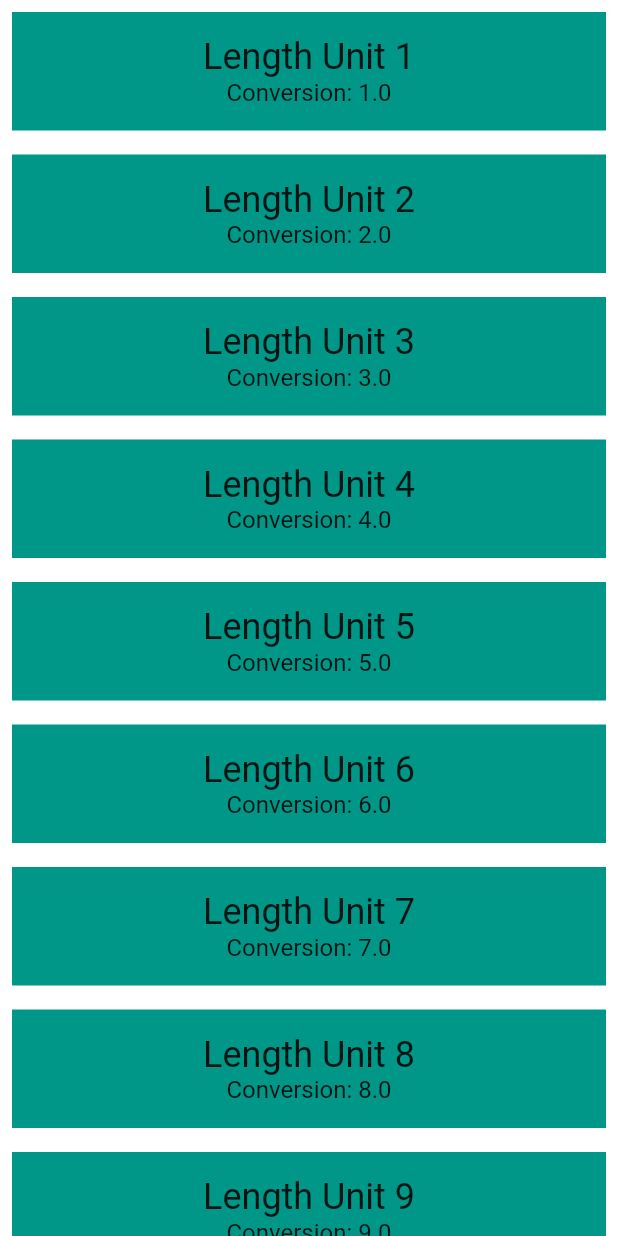
After one commit to RunoVj/study_flutter, a Flutter app: the screen it shows after launch, after a tap on "Length", on a phone screen of 412 x 824 dp. The commit adds this screen. Run offline on Flutter 3.47's test engine with Material 2 defaults, Android fonts, the phone set to English and light mode, and no system bars.

Commit message:
Add navigation

```diff
--- a/category_widget/lib/category.dart
+++ b/category_widget/lib/category.dart
@@ -2,22 +2,41 @@
 // Use of this source code is governed by a BSD-style license that can be
 // found in the LICENSE file
 import 'package:flutter/material.dart';
+import 'package:meta/meta.dart';
+
+import 'package:category_widget/converter_route.dart';
+import 'package:category_widget/unit.dart';
 
 final _rowHeight = 100.0;
 final _borderRadius = BorderRadius.circular(_rowHeight / 2);
 
+/// A custom [Category] widget.
+///
 /// The widget is composed on an [Icon] and [Text]. Tapping on the widget shows
 /// a colored [InkWell] animation.
 class Category extends StatelessWidget {
+  final String name;
+  final Color color;
+  final IconData iconLocation;
+  final List<Unit> units;
   /// Creates a [Category].
   ///
   /// A [Category] saves the name of the Category (e.g. 'Length'), its color for
   /// the UI, and the icon that represents it (e.g. a ruler).
-  final String name;
-  final Color color;
-  final IconData iconLocation;
 
-  const Category(this.name, this.color, this.iconLocation);
+  const Category(this.name, this.color, this.iconLocation, this.units);
+
+  /// Navigates to the [ConverterRoute].
+  void _navigateToConverter(BuildContext context) {
+    if (Navigator.of(context).canPop()) {
+      Navigator.of(context).pop();
+    }
+    Navigator.of(context).push(MaterialPageRoute(
+      builder: (BuildContext context) {
+        return ConverterRoute(units, color);
+      }
+    ));
+  }
 
   /// Builds a custom widget that shows [Category] information.
   ///
@@ -34,6 +53,7 @@ class Category extends StatelessWidget {
           highlightColor: color,
           onTap: () {
             print('I was tapped!');
+            _navigateToConverter(context);
           },
           child: Padding(
             padding: const EdgeInsets.all(8.0),
--- a/category_widget/lib/category_route.dart
+++ b/category_widget/lib/category_route.dart
@@ -4,6 +4,7 @@
 
 import 'package:flutter/material.dart';
 import 'package:category_widget/category.dart';
+import 'package:category_widget/unit.dart';
 
 final _backgroundColor = Colors.green[100];
 
@@ -46,19 +47,34 @@ class CategoryRoute extends StatelessWidget {
     );
   }
 
+  /// Returns a list of mock [Unit]s.
+  List<Unit> _retrieveUnitList(String categoryName) {
+    return List.generate(10, (int i) {
+      i += 1;
+      return Unit('$categoryName Unit $i', i.toDouble());
+    });
+  }
+
   @override
   Widget build(BuildContext context) {
-    final _categories = List<Category>.generate(
-        8, (int i) => Category(_categoryNames[i], _baseColors[i], Icons.cake));
+    final categories = <Category>[];
 
+    for (var i = 0; i < _categoryNames.length; i++) {
+      categories.add(Category(
+        _categoryNames[i],
+        _baseColors[i],
+        Icons.cake,
+        _retrieveUnitList(_categoryNames[i]),
+      ));
+    }
     final listView = Container(
       color: _backgroundColor,
       padding: EdgeInsets.symmetric(horizontal: 8.0),
-      child: _buildCategoryWidgets(_categories),
+      child: _buildCategoryWidgets(categories),
     );
 
-    // TODO: Create an App Bar
     final appBar = AppBar(
+      elevation: 0.0,
       title: Center(
         child: const Text(
           'Unit Converter',
@@ -66,7 +82,7 @@ class CategoryRoute extends StatelessWidget {
         ),
       ),
       backgroundColor: _backgroundColor,
-      elevation: 0.0,
+      centerTitle: true,
     );
 
     return Scaffold(
--- /dev/null
+++ b/category_widget/lib/converter_route.dart
@@ -0,0 +1,50 @@
+// Copyright 2018 The Chromium Authors. All rights reserved.
+// Use of this source code is governed by a BSD-style license that can be
+// found in the LICENSE file.
+
+import 'package:flutter/material.dart';
+import 'package:meta/meta.dart';
+import 'package:category_widget/unit.dart';
+
+/// Converter screen where users can input amounts to convert.
+///
+/// Currently, it just displays a list of mock units.
+///
+/// While it is named ConverterRoute, a more apt name would be ConverterScreen,
+/// because it is responsible for the UI at the route's destination.
+class ConverterRoute extends StatelessWidget {
+  /// Units for this [Category].
+  final List<Unit> units;
+  final Color color;
+
+  /// This [ConverterRoute] requires the color and units to not be null.
+  const ConverterRoute(this.units, this.color);
+
+  @override
+  Widget build(BuildContext context) {
+    // Here is just a placeholder for a list of mock units
+    final unitWidgets = units.map((Unit unit) {
+      return Container(
+        color: color,
+        margin: EdgeInsets.all(8.0),
+        padding: EdgeInsets.all(16.0),
+        child: Column(
+          children: <Widget>[
+            Text(
+              unit.name,
+              style: Theme.of(context).textTheme.headline,
+            ),
+            Text(
+              'Conversion: ${unit.conversion}',
+              style: Theme.of(context).textTheme.subhead,
+            ),
+          ],
+        ),
+      );
+    }).toList();
+
+    return ListView(
+      children: unitWidgets,
+    );
+  }
+}
--- a/category_widget/lib/main.dart
+++ b/category_widget/lib/main.dart
@@ -13,7 +13,8 @@ void main() {
 
 /// This widget is the root of our application.
 ///
-/// The first screen we see is a list [Categories].
+/// The first screen we see is a list [Categories], each of which
+/// has a list of [Unit]s.
 class UnitConverterApp extends StatelessWidget {
   @override
   Widget build(BuildContext context) {
--- /dev/null
+++ b/category_widget/lib/unit.dart
@@ -0,0 +1,23 @@
+// Copyright 2018 The Chromium Authors. All rights reserved.
+// Use of this source code is governed by a BSD-style license that can be
+// found in the LICENSE file.
+
+import 'package:meta/meta.dart';
+
+/// Information about a [Unit].
+class Unit {
+  final String name;
+  final double conversion;
+
+  /// A [Unit] stores its name and conversion factor.
+  ///
+  /// An example would be 'Meter' and '1.0'.
+  const Unit(this.name, this.conversion);
+
+  /// Creates a [Unit] from a JSON object.
+  Unit.fromJson(Map jsonMap)
+      : assert(jsonMap['name'] != null),
+        assert(jsonMap['conversion'] != null),
+        name = jsonMap['name'],
+        conversion = jsonMap['conversion'].toDouble();
+}
```
